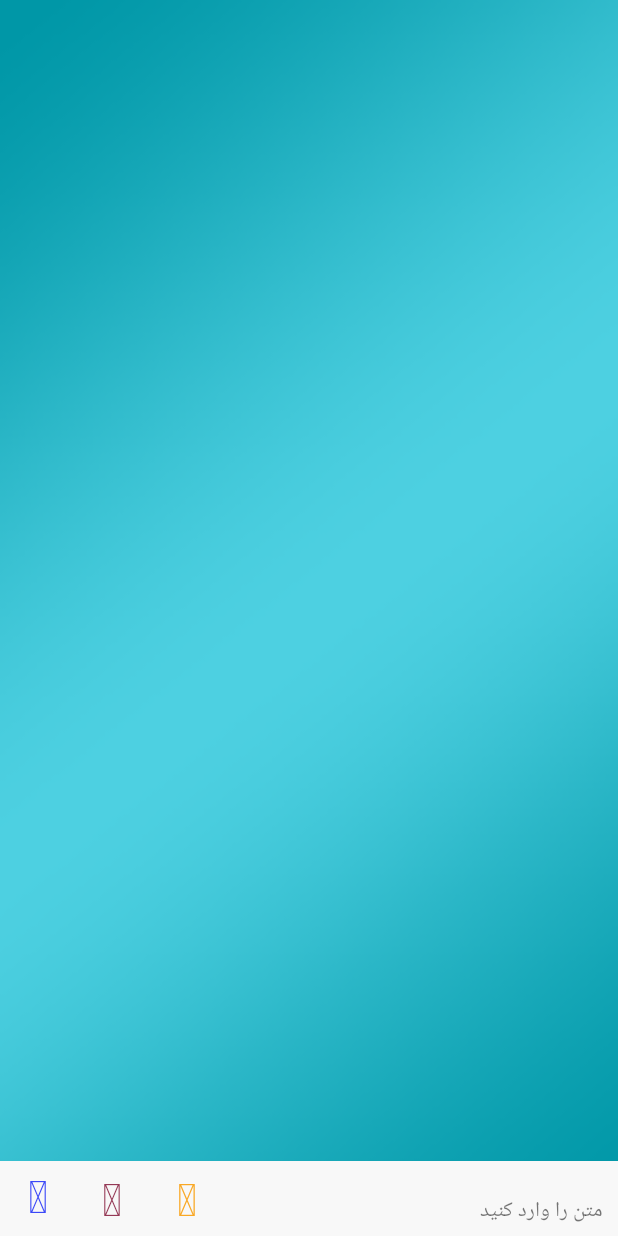
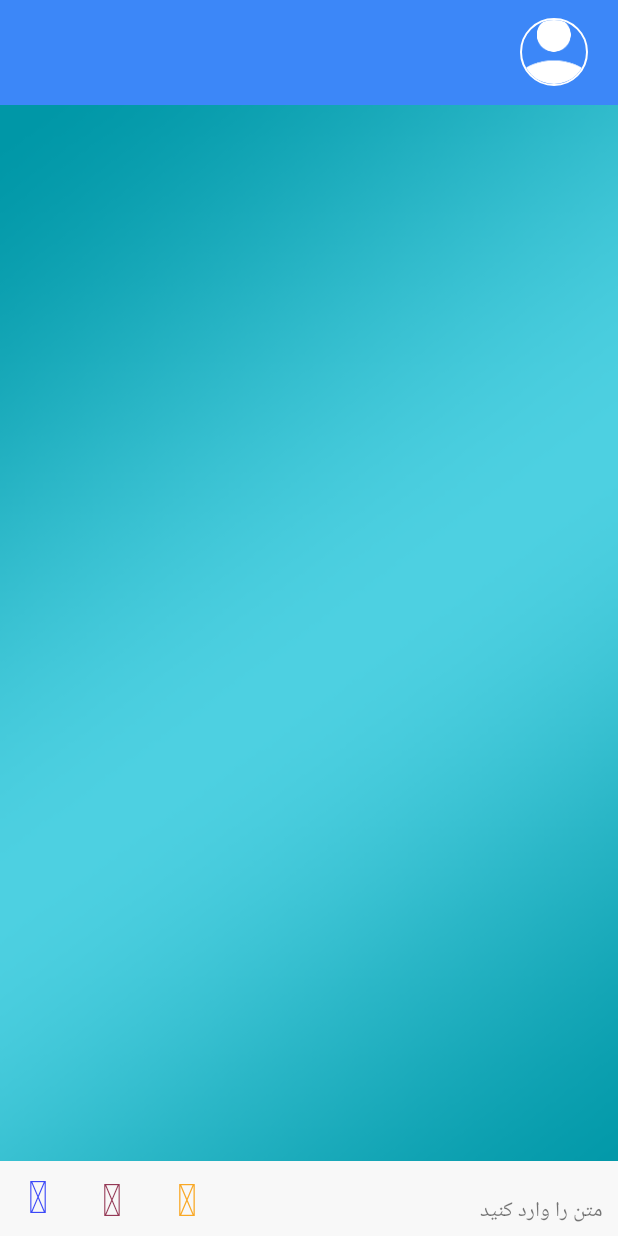
Before and after one commit to abdolmaleki/MyMassanger-Android, an Android app: the layout fragment_chat_list.xml on its own in the app's theme, with its tools: preview values and no code run, on a phone screen of 412 x 824 dp. Run offline under Robolectric (Android 15) with nearby library versions, the phone set to English and light mode, and no system bars; plain views replace SlidingUpPanelLayout.

Commit message:
remove chat action bar and set custom action bar for every fragment

```diff
--- a/library/src/main/res/values/samim__attribute.xml
+++ b/library/src/main/res/values/samim__attribute.xml
@@ -10,9 +10,9 @@
     <item name="samim_actionbar_title" type="id" />
     <item name="samim_actionbar_student_image" type="id" />
     <item name="samim_actionbar_student_name" type="id" />
-    <item name="samim_actionbar_chat_user_name" type="id" />
-    <item name="samim_actionbar_chat_user_image" type="id" />
-    <item name="samim_actionbar_chat_typing_state" type="id" />
+    <item name="fragment_chat_list_contact_name" type="id" />
+    <item name="fragment_chat_list_user_image" type="id" />
+    <item name="fragment_chat_list_typing_state" type="id" />
 
     <item name="samim_no_entity_label" type="id" />
 
--- a/myapplication/src/main/java/com/example/myapplication/factory/DownloadManager.java
+++ b/myapplication/src/main/java/com/example/myapplication/factory/DownloadManager.java
@@ -312,7 +312,7 @@ public class DownloadManager implements DownloadStatusListener
 
             if (holder.mBuilder == null)
             {
-                Intent intent = new Intent(mContext, ChatHistoryActivity.class);
+                Intent intent = new Intent(mContext, ChatActivity.class);
                 //intent.putExtra("id", (int) holder._guid);
 
 
--- a/myapplication/src/main/java/com/example/myapplication/factory/Notifier.java
+++ b/myapplication/src/main/java/com/example/myapplication/factory/Notifier.java
@@ -8,7 +8,7 @@ import android.graphics.Bitmap;
 import android.os.Build;
 
 import com.example.myapplication.R;
-import com.example.myapplication.activity.ChatHistoryActivity;
+import com.example.myapplication.activity.ChatActivity;
 import com.example.myapplication.application.Constant;
 import com.example.myapplication.connection.socket.dto.ChatDto;
 import com.example.myapplication.database.Db;
@@ -74,7 +74,7 @@ public class Notifier
             }
         }
 
-        Intent intent = new Intent(context, ChatHistoryActivity.class);
+        Intent intent = new Intent(context, ChatActivity.class);
         intent.putExtra(Constant.Param.KEY_CHAT_USER_GUID, chatUser.getGuid());
         PendingIntent pIntent = PendingIntent.getActivity(context, Helper.generateUniqueNumber(), intent, 0);
         Notification.Builder notificationBuilder = new Notification.Builder(context)
--- a/myapplication/src/main/java/com/example/myapplication/fragment/ChatHistoryFragment.java
+++ b/myapplication/src/main/java/com/example/myapplication/fragment/ChatHistoryFragment.java
@@ -13,6 +13,7 @@ import android.widget.RelativeLayout;
 import android.widget.TextView;
 
 import com.example.myapplication.R;
+import com.example.myapplication.actionbar.ChatActionBar;
 import com.example.myapplication.database.Db;
 import com.example.myapplication.database.model.ChatModel;
 import com.example.myapplication.database.model.ContactModel;
@@ -37,6 +38,8 @@ public class ChatHistoryFragment extends Fragment implements View.OnClickListene
     private RecyclerView.LayoutManager mLayoutManager;
     private ChatHistoryAdapter mAdapter;
     private IChatUpdatable mChatController;
+    private ChatActionBar mActionBar;
+
 
     public static ChatHistoryFragment newInstance()
     {
@@ -58,7 +61,6 @@ public class ChatHistoryFragment extends Fragment implements View.OnClickListene
         initAdapter();
 
     }
-
     private void loadData()
     {
     }
--- a/myapplication/src/main/java/com/example/myapplication/fragment/IChatController.java
+++ b/myapplication/src/main/java/com/example/myapplication/fragment/IChatController.java
@@ -16,5 +16,5 @@ public interface IChatController
 
     void readChat(UUID chatUserGuid) throws SamimException;
 
-    void setChatUserImage(String imageUrl) throws SamimException;
+    //void setChatUserImage(String imageUrl) throws SamimException;
 }
--- a/myapplication/src/main/java/com/example/myapplication/fragment/IChatFragment.java
+++ b/myapplication/src/main/java/com/example/myapplication/fragment/IChatFragment.java
@@ -14,4 +14,6 @@ public interface IChatFragment
 
     void updateMessage(ChatHolder holder);
 
+    void setContactTypingState(boolean isTyping, UUID contactGuid);
+
 }
--- a/myapplication/src/main/java/com/example/myapplication/service/MyMessangerService.java
+++ b/myapplication/src/main/java/com/example/myapplication/service/MyMessangerService.java
@@ -11,7 +11,7 @@ import android.support.v4.app.NotificationCompat;
 import android.util.Log;
 
 import com.example.myapplication.R;
-import com.example.myapplication.activity.ChatHistoryActivity;
+import com.example.myapplication.activity.ChatActivity;
 import com.example.myapplication.application.Constant;
 import com.example.myapplication.connection.socket.SubscribeMethod;
 import com.example.myapplication.connection.socket.dto.ChatDeliverDto;
@@ -287,7 +287,7 @@ public class MyMessangerService extends NetworkService implements DownloadManage
     @Override
     public void setServiceNotification(Intent startIntent, int flags, int startId)
     {
-        Intent intent = new Intent(getBaseContext(), ChatHistoryActivity.class);
+        Intent intent = new Intent(getBaseContext(), ChatActivity.class);
 
         PendingIntent pIntent = PendingIntent.getActivity(this, 0, intent, 0);
 
@@ -335,7 +335,7 @@ public class MyMessangerService extends NetworkService implements DownloadManage
         }
 
 
-        Intent intent = new Intent(getBaseContext(), ChatHistoryActivity.class);
+        Intent intent = new Intent(getBaseContext(), ChatActivity.class);
 
         PendingIntent pIntent = PendingIntent.getActivity(this, 0, intent, 0);
 
--- a/myapplication/src/main/res/layout/actionbar_chat.xml
+++ b/myapplication/src/main/res/layout/actionbar_chat.xml
@@ -24,7 +24,7 @@
 			android:orientation="vertical">
 
 			<TextView
-				android:id="@id/samim_actionbar_chat_user_name"
+				android:id="@id/fragment_chat_list_contact_name"
 				android:layout_width="match_parent"
 				android:layout_height="wrap_content"
 				android:singleLine="true"
@@ -33,7 +33,7 @@
 				android:textSize="13dp" />
 
 			<TextView
-				android:id="@id/samim_actionbar_chat_typing_state"
+				android:id="@id/fragment_chat_list_typing_state"
 				android:layout_width="match_parent"
 				android:layout_height="wrap_content"
 				android:singleLine="true"
@@ -42,7 +42,7 @@
 		</LinearLayout>
 
 		<de.hdodenhof.circleimageview.CircleImageView
-			android:id="@id/samim_actionbar_chat_user_image"
+			android:id="@id/fragment_chat_list_user_image"
 			android:layout_width="45dp"
 			android:layout_height="45dp"
 			android:layout_marginRight="20dp"
--- a/myapplication/src/main/res/layout/fragment_chat_list.xml
+++ b/myapplication/src/main/res/layout/fragment_chat_list.xml
@@ -2,21 +2,68 @@
 <com.sothree.slidinguppanel.SlidingUpPanelLayout
 	android:id="@+id/fragment_chat_list_slidingUpPanel_layout"
 	xmlns:android="http://schemas.android.com/apk/res/android"
+	xmlns:app="http://schemas.android.com/apk/res-auto"
 	xmlns:sothree="http://schemas.android.com/apk/res-auto"
 	xmlns:tools="http://schemas.android.com/tools"
 	android:layout_width="match_parent"
 	android:layout_height="match_parent"
 	android:gravity="bottom"
 	sothree:umanoPanelHeight="0dp"
-	sothree:umanoShadowHeight="4dp"
-
-	>
+	sothree:umanoShadowHeight="4dp">
 
 	<LinearLayout
 		android:layout_width="match_parent"
 		android:layout_height="match_parent"
 		android:background="@color/samim_color_contentlist_backselected"
 		android:orientation="vertical">
+
+		<LinearLayout
+			android:layout_width="match_parent"
+			android:layout_height="70dp"
+			android:background="@color/samim_color_blue"
+			android:gravity="center"
+			android:orientation="horizontal"
+			>
+
+			<LinearLayout
+				android:layout_width="0dp"
+				android:layout_height="match_parent"
+				android:layout_marginRight="10dp"
+				android:layout_weight="1"
+				android:gravity="center_vertical|right"
+				android:orientation="vertical">
+
+				<TextView
+					android:id="@id/fragment_chat_list_contact_name"
+					android:layout_width="match_parent"
+					android:layout_height="wrap_content"
+					android:singleLine="true"
+					android:textAppearance="@style/TextAppearance.IranBold"
+					android:textColor="@color/samim_color_white"
+					android:textSize="13dp" />
+
+				<TextView
+					android:id="@id/fragment_chat_list_typing_state"
+					android:layout_width="match_parent"
+					android:layout_height="wrap_content"
+					android:singleLine="true"
+					android:textColor="@color/samim_color_white"
+					android:textSize="9dp" />
+			</LinearLayout>
+
+			<de.hdodenhof.circleimageview.CircleImageView
+				android:id="@id/fragment_chat_list_user_image"
+				android:layout_width="45dp"
+				android:layout_height="45dp"
+				android:layout_marginRight="20dp"
+				android:src="@drawable/ic_user"
+				app:civ_border_color="@color/samim_color_white"
+				app:civ_border_width="1dp" />
+
+		</LinearLayout>
+
+
+
 
 		<LinearLayout
 			android:layout_width="match_parent"
```
Also changed, not shown: myapplication/src/main/AndroidManifest.xml (+6 -10 lines), myapplication/src/main/java/com/example/myapplication/actionbar/ChatActionBar.java (+4 -10 lines), myapplication/src/main/java/com/example/myapplication/activity/ChatActivity.java (renamed from myapplication/src/main/java/com/example/myapplication/activity/ChatHistoryActivity.java, +57 -52 lines), myapplication/src/main/java/com/example/myapplication/fragment/ChatFragment.java (+96 -9 lines), myapplication/src/main/res/layout/fragment_chat_history.xml (+17 -4 lines), myapplication/src/main/res/values/styles.xml (+8 -0 lines).
